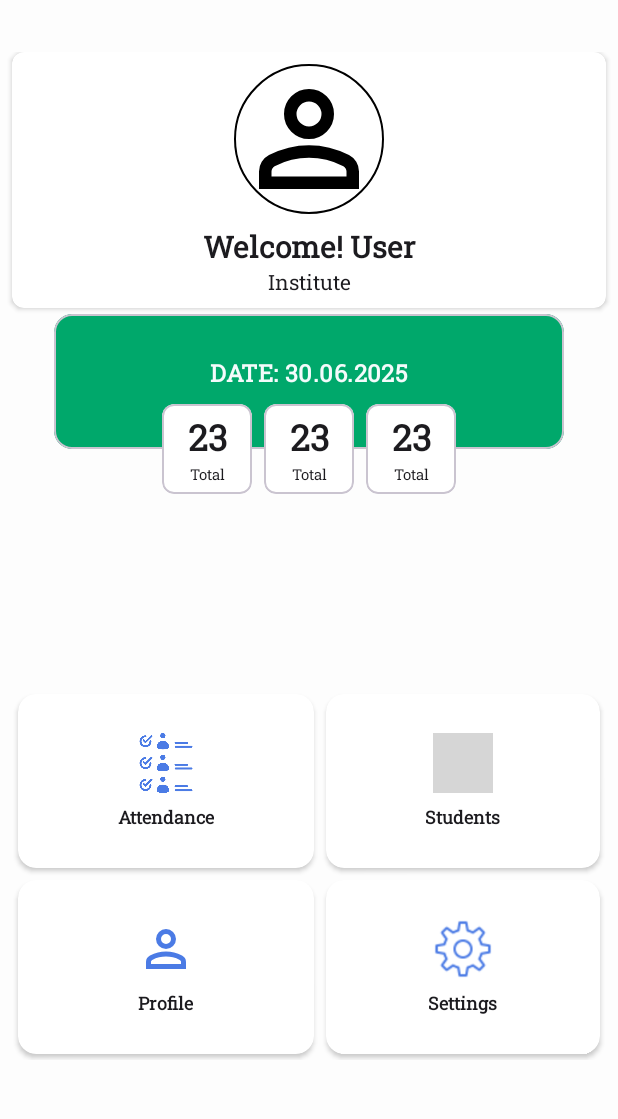
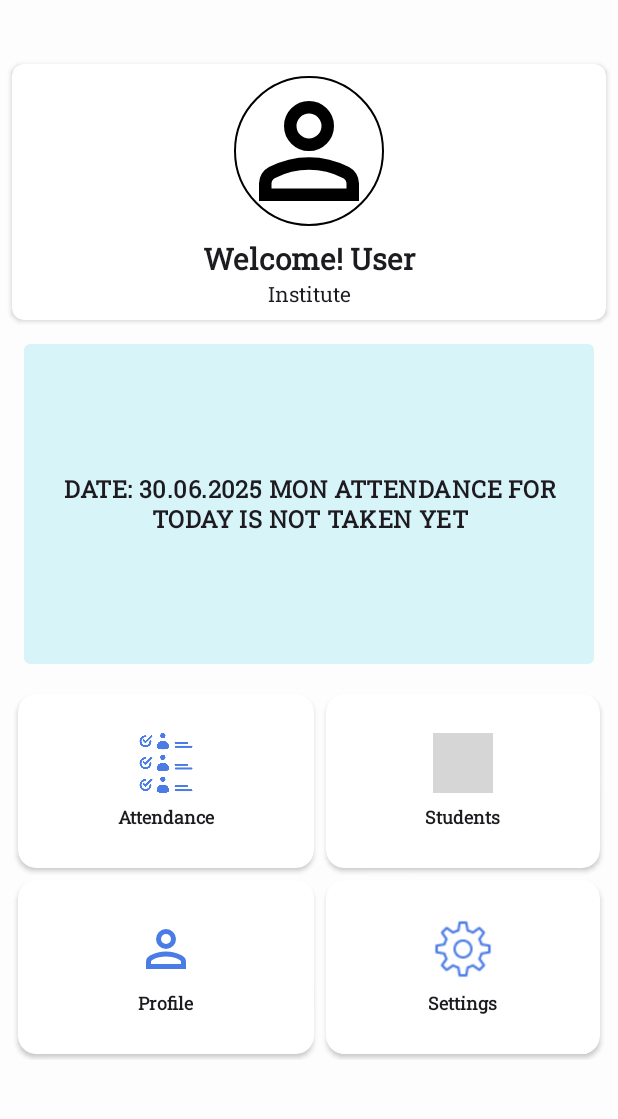
Before and after one commit to Aliimran2/Roll-Call, an Android app: the screen it shows after launch (MainActivity), on a phone screen of 412 x 824 dp, the part 110-1229 px from its top. Run offline under Robolectric (Android 15) with nearby library versions, the light colour scheme and no system bars; our stand-ins replace CircleImageView, Dagger/Hilt's generated code, Room's generated code, navigation-ui; grey boxes are pictures that could not be loaded.

Commit message:
Showing info of today attendance on dashboard

```diff
--- a/app/src/main/java/com/miassolutions/rollcall/data/repository/Repository.kt
+++ b/app/src/main/java/com/miassolutions/rollcall/data/repository/Repository.kt
@@ -1,6 +1,7 @@
 package com.miassolutions.rollcall.data.repository
 
 import android.util.Log
+import com.miassolutions.rollcall.common.AttendanceStatus
 import com.miassolutions.rollcall.common.Constants.DUPLICATE_REG_NUMBER
 import com.miassolutions.rollcall.common.Constants.DUPLICATE_ROLL_NUMBER
 import com.miassolutions.rollcall.data.dao.AttendanceDao
@@ -13,6 +14,7 @@ import kotlinx.coroutines.Dispatchers
 import kotlinx.coroutines.flow.Flow
 import kotlinx.coroutines.flow.map
 import kotlinx.coroutines.withContext
+import java.util.Date
 import javax.inject.Inject
 
 class Repository @Inject constructor(
@@ -61,7 +63,6 @@ class Repository @Inject constructor(
         studentDao.updateStudent(studentEntity)
 
 
-
     suspend fun insertStudents(studentEntities: List<StudentEntity>): Boolean {
         return withContext(Dispatchers.IO) {
             try {
@@ -74,18 +75,18 @@ class Repository @Inject constructor(
         }
     }
 
-    fun searchStudents(query : String) = studentDao.searchStudent(query)
+    fun searchStudents(query: String) = studentDao.searchStudent(query)
 
     suspend fun clearAllStudents() = studentDao.clearAllStudents()
 
     suspend fun deleteStudentById(studentId: String) = studentDao.deleteStudentById(studentId)
 
-    suspend fun insertStudentsBulk(students : List<StudentEntity>) : Pair<Int, Int> {
+    suspend fun insertStudentsBulk(students: List<StudentEntity>): Pair<Int, Int> {
         var success = 0
         var failure = 0
 
-        for (student in students){
-            when(insertStudent(student)){
+        for (student in students) {
+            when (insertStudent(student)) {
                 is StudentInsertResult.Success -> success++
                 is StudentInsertResult.Failure -> failure++
             }
@@ -114,6 +115,22 @@ class Repository @Inject constructor(
         }
     }
 
+
+    fun getPresentCount(date: Long): Flow<Int> {
+        return attendanceDao.getAttendanceCountForDateAndStatus(
+            date,
+            AttendanceStatus.PRESENT
+        )
+
+    }
+
+
+    fun getTotalCount(): Flow<Int> {
+        return attendanceDao.getTotalStudentsCount()
+
+    }
+
+
     fun getAttendanceForStudent(studentId: String): Flow<List<AttendanceEntity>> {
         return attendanceDao.getAttendanceByStudent(studentId)
     }
@@ -129,7 +146,6 @@ class Repository @Inject constructor(
     suspend fun updateAttendances(attendanceList: List<AttendanceEntity>) {
         attendanceDao.updateAttendances(attendanceList)
     }
-
 
 
     suspend fun deleteAttendanceForStudent(studentId: String) {
--- a/app/src/main/java/com/miassolutions/rollcall/ui/fragments/DashboardFragment.kt
+++ b/app/src/main/java/com/miassolutions/rollcall/ui/fragments/DashboardFragment.kt
@@ -1,15 +1,29 @@
 package com.miassolutions.rollcall.ui.fragments
 
 import android.os.Bundle
+import android.util.Log
 import android.view.View
+import androidx.core.view.isVisible
 import androidx.fragment.app.Fragment
 import androidx.fragment.app.viewModels
 import androidx.navigation.fragment.findNavController
 import com.bumptech.glide.Glide
 import com.miassolutions.rollcall.R
 import com.miassolutions.rollcall.databinding.FragmentDashboardBinding
+import com.miassolutions.rollcall.extenstions.collectLatestFlow
+import com.miassolutions.rollcall.extenstions.hide
+import com.miassolutions.rollcall.extenstions.show
+import com.miassolutions.rollcall.extenstions.showToast
+import com.miassolutions.rollcall.extenstions.toFormattedDate
+import com.miassolutions.rollcall.ui.model.AttendanceUIModel
+import com.miassolutions.rollcall.ui.model.StatsUiModel
+import com.miassolutions.rollcall.ui.viewmodels.DashboardViewModel
 import com.miassolutions.rollcall.ui.viewmodels.SettingsViewModel
 import dagger.hilt.android.AndroidEntryPoint
+import kotlinx.coroutines.flow.collectLatest
+import java.time.LocalDate
+import java.util.Calendar
+import java.util.Date
 
 @AndroidEntryPoint
 class DashboardFragment : Fragment(R.layout.fragment_dashboard) {
@@ -18,14 +32,22 @@ class DashboardFragment : Fragment(R.layout.fragment_dashboard) {
     private val binding get() = _binding!!
 
     private val settingsViewModel by viewModels<SettingsViewModel>()
+    private val dashboardViewModel by viewModels<DashboardViewModel>()
 
     override fun onViewCreated(view: View, savedInstanceState: Bundle?) {
         super.onViewCreated(view, savedInstanceState)
         _binding = FragmentDashboardBinding.bind(view)
 
+        dashboardViewModel.setDate(setToDayDate())
+
         observeViewModel()
 
+
+
+
         binding.apply {
+
+
             attendanceCard.apply {
                 ivCard.setImageResource(R.drawable.ic_attendances)
                 tvCard.text = getString(R.string.attendance)
@@ -66,8 +88,59 @@ class DashboardFragment : Fragment(R.layout.fragment_dashboard) {
 
     }
 
+    private fun setToDayDate() : Long{
+        val calendar = Calendar.getInstance().apply {
+            set(Calendar.HOUR_OF_DAY, 0)
+            set(Calendar.MINUTE, 0)
+            set(Calendar.SECOND, 0)
+            set(Calendar.MILLISECOND,0)
+        }
+
+        return calendar.time.time
+    }
+
+    private fun bindAttendance(item: DashboardViewModel.Counts) {
+        binding.infoCard.apply {
+            tvDate.text = setToDayDate().toFormattedDate("dd.MM.yyyy EEEE")
+            dbTotalCard.tvCount.text = item.total
+            dbTotalCard.tvCountTitle.text = getString(R.string.total)
+            dbPresentCard.tvCount.text = item.present
+            dbPresentCard.tvCountTitle.text = getString(R.string.present)
+            dbAbsentCard.tvCount.text = item.absent
+            dbAbsentCard.tvCountTitle.text = getString(R.string.absent)
+        }
+    }
+
 
     private fun observeViewModel() {
+
+
+
+        collectLatestFlow {
+            dashboardViewModel.isAttendanceTaken.collectLatest { taken ->
+                if (taken){
+                    binding.tvAttendanceWarn.hide()
+                    binding.infoCard.root.show()
+                } else {
+                    binding.tvAttendanceWarn.show()
+                    binding.tvAttendanceWarn.text = getString(
+                        R.string.date_attendance_for_today_is_not_taken_yet,
+                        setToDayDate().toFormattedDate("dd.MM.yyyy EE")
+                    )
+                    binding.infoCard.root.hide()
+                }
+            }
+        }
+
+
+        collectLatestFlow {
+            dashboardViewModel.attendanceCounts.collectLatest {
+                bindAttendance(it)
+            }
+
+        }
+
+
         settingsViewModel.userName.observe(viewLifecycleOwner) {
             it?.let {
                 binding.topLayout.tvTitle.text = getString(R.string.welcome, it)
@@ -91,8 +164,6 @@ class DashboardFragment : Fragment(R.layout.fragment_dashboard) {
     }
 
 
-
-
     override fun onDestroyView() {
         super.onDestroyView()
         _binding = null
--- /dev/null
+++ b/app/src/main/java/com/miassolutions/rollcall/ui/viewmodels/DashboardViewModel.kt
@@ -0,0 +1,70 @@
+package com.miassolutions.rollcall.ui.viewmodels
+
+import androidx.lifecycle.ViewModel
+import androidx.lifecycle.viewModelScope
+import com.miassolutions.rollcall.data.repository.Repository
+import dagger.hilt.android.lifecycle.HiltViewModel
+import kotlinx.coroutines.ExperimentalCoroutinesApi
+import kotlinx.coroutines.flow.MutableStateFlow
+import kotlinx.coroutines.flow.SharingStarted
+import kotlinx.coroutines.flow.StateFlow
+import kotlinx.coroutines.flow.combine
+import kotlinx.coroutines.flow.flatMapLatest
+import kotlinx.coroutines.flow.flow
+import kotlinx.coroutines.flow.stateIn
+import javax.inject.Inject
+
+@HiltViewModel
+@OptIn(ExperimentalCoroutinesApi::class)
+class DashboardViewModel @Inject constructor(private val repository: Repository) : ViewModel() {
+
+
+    private val _selectedDate = MutableStateFlow(0L)
+    val selectedDate: StateFlow<Long> = _selectedDate
+
+
+    val isAttendanceTaken : StateFlow<Boolean> = _selectedDate
+        .flatMapLatest { date ->
+            flow {
+                emit(repository.isAttendanceTaken(date))
+            }
+        }.stateIn(viewModelScope, SharingStarted.WhileSubscribed(5000),false)
+
+
+    val attendanceCounts: StateFlow<Counts> = _selectedDate
+        .flatMapLatest { date ->
+            combine(
+                repository.getPresentCount(date),
+                repository.getTotalCount(),
+                isAttendanceTaken
+            ) { present, total , taken->
+                if (taken){
+                    Counts(
+                        total = total.toString(),
+                        present = present.toString(),
+                        absent = (total - present).toString()
+                    )
+                }else{
+                    Counts(
+                        total = total.toString(),
+                        present ="0",
+                        absent = "0"
+                    )
+                }
+
+
+            }
+        }.stateIn(viewModelScope, SharingStarted.WhileSubscribed(5000), Counts())
+
+    fun setDate(mDate: Long) {
+        _selectedDate.value = mDate
+    }
+
+    data class Counts(
+        val total: String = "",
+        val present: String = "",
+        val absent: String = ""
+    )
+
+
+}
--- a/app/src/main/res/layout/fragment_dashboard.xml
+++ b/app/src/main/res/layout/fragment_dashboard.xml
@@ -12,31 +12,41 @@
     <include
         android:id="@+id/top_layout"
         layout="@layout/profile_layout"
-        android:layout_margin="8dp"
-        android:layout_width="match_parent"
-        android:layout_height="wrap_content"/>
-
-    <GridLayout
-        android:id="@+id/dashboard_card_info"
         android:layout_width="match_parent"
         android:layout_height="wrap_content"
-        android:columnCount="2"
-        android:paddingHorizontal="32dp"
-        android:useDefaultMargins="true"
+        android:layout_margin="8dp"
         app:layout_constraintEnd_toEndOf="parent"
         app:layout_constraintStart_toStartOf="parent"
-        app:layout_constraintTop_toBottomOf="@id/top_layout">
-
-        <include
-            android:id="@+id/info_card"
-            layout="@layout/item_info_card"
-            android:layout_width="wrap_content"
-            android:layout_height="wrap_content"
-            android:layout_columnWeight="1" />
+        app:layout_constraintTop_toTopOf="parent" />
 
 
-    </GridLayout>
+    <include
+        android:id="@+id/info_card"
+        layout="@layout/item_info_card"
+        android:layout_width="match_parent"
+        android:layout_height="wrap_content"
+        android:layout_marginStart="32dp"
+        android:layout_marginTop="16dp"
+        android:layout_marginEnd="32dp"
+        android:visibility="invisible"
+        app:layout_constraintEnd_toEndOf="parent"
+        app:layout_constraintStart_toStartOf="parent"
+        app:layout_constraintTop_toBottomOf="@id/top_layout" />
 
+    <TextView
+        android:id="@+id/tv_attendance_warn"
+        style="@style/MediumTextAppearance"
+        android:layout_width="0dp"
+        android:layout_height="0dp"
+        android:padding="16dp"
+        android:layout_margin="16dp"
+        android:gravity="center"
+        android:background="@drawable/bg_roll"
+        android:text="No attendance taken yet for today"
+        app:layout_constraintBottom_toTopOf="@+id/dashboard_card"
+        app:layout_constraintEnd_toEndOf="parent"
+        app:layout_constraintStart_toStartOf="parent"
+        app:layout_constraintTop_toTopOf="@id/info_card" />
 
     <GridLayout
         android:id="@+id/dashboard_card"
@@ -44,7 +54,6 @@
         android:layout_height="wrap_content"
         android:layout_marginBottom="32dp"
         android:columnCount="2"
-
         android:paddingHorizontal="8dp"
         android:useDefaultMargins="true"
         app:layout_constraintBottom_toBottomOf="parent"
@@ -82,7 +91,4 @@
 
     </GridLayout>
 
-
-
-
 </androidx.constraintlayout.widget.ConstraintLayout>
--- a/app/src/main/res/values-night/strings.xml
+++ b/app/src/main/res/values-night/strings.xml
@@ -5,4 +5,5 @@
     <string name="settings">Settings</string>
     <string name="profile">Profile</string>
     <string name="students">Students</string>
+    <string name="total">Total</string>
 </resources>
--- a/app/src/main/res/values/strings.xml
+++ b/app/src/main/res/values/strings.xml
@@ -11,4 +11,6 @@
     <string name="settings">Settings</string>
     <string name="profile">Profile</string>
     <string name="students">Students</string>
+    <string name="total">Total</string>
+    <string name="date_attendance_for_today_is_not_taken_yet">Date: %1$s Attendance for today is not taken yet</string>
 </resources>
```
Also changed, not shown: app/src/main/java/com/miassolutions/rollcall/ui/fragments/StatsFragment.kt (+0 -30 lines).
